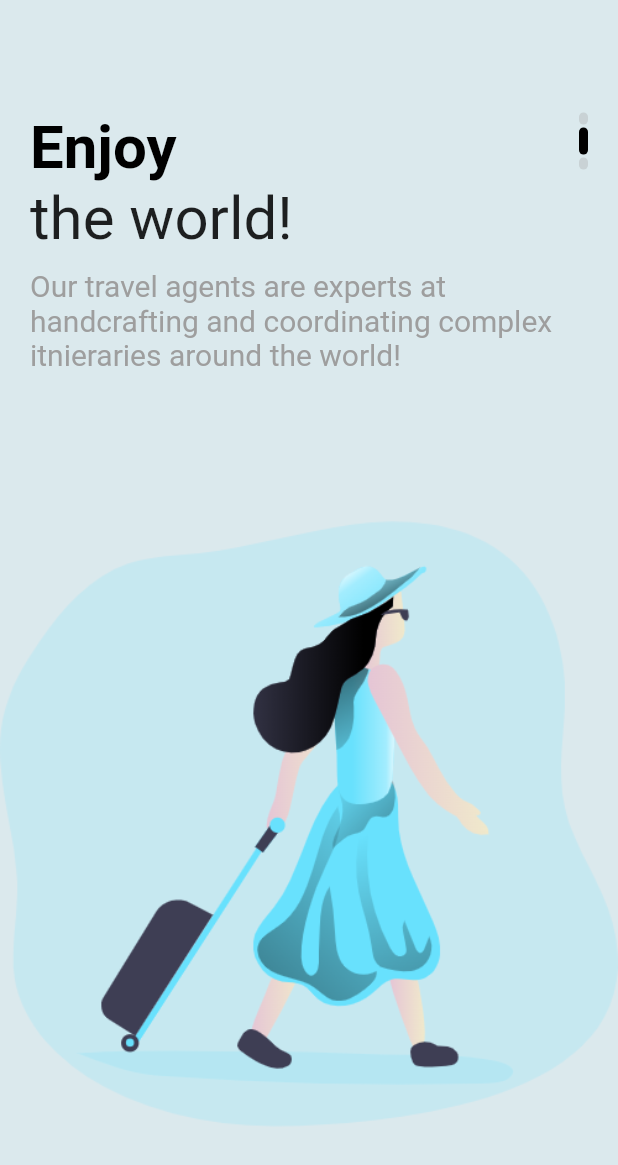
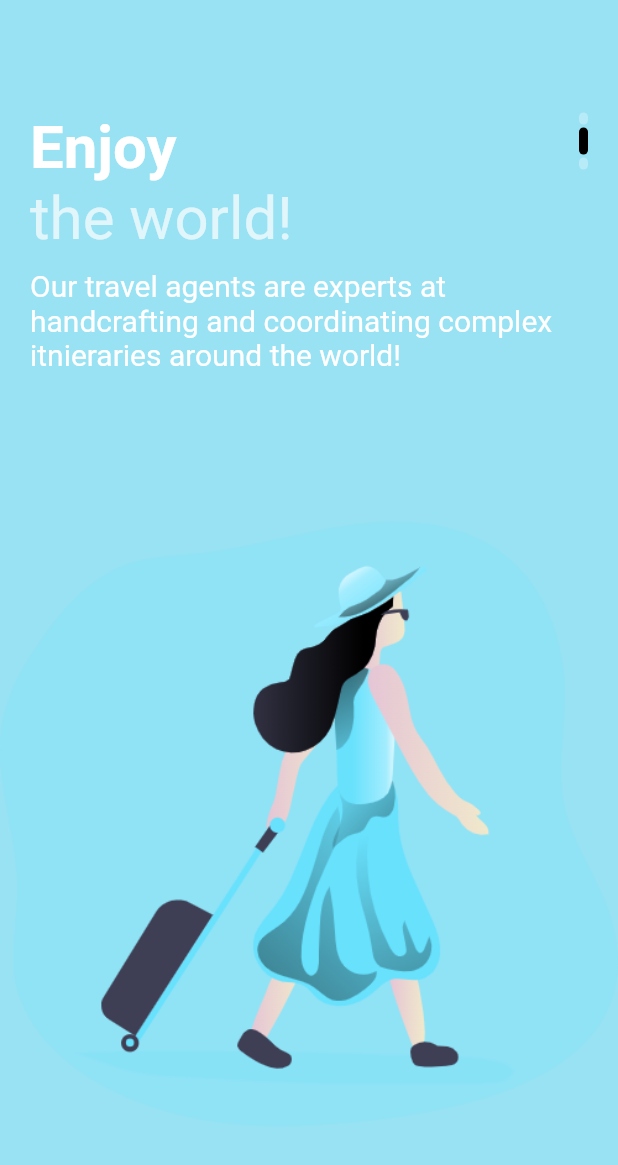
Before and after one commit to hovanduong/demo_travel_app, a Flutter app: the screen it shows after launch, on a phone screen of 412 x 824 dp. Shown: the top 1165 px of the screen. Run offline on Flutter 3.47's test engine with Material 2 defaults, Android fonts, the phone set to English and light mode, and no system bars; our stand-ins replace flutter_svg, google_fonts.

Commit message:
Update onboarding_screen.dart

```diff
--- a/travel_app/lib/src/onboarding/onboarding_screen.dart
+++ b/travel_app/lib/src/onboarding/onboarding_screen.dart
@@ -19,7 +19,7 @@ class _OnboardingScreenState extends State<OnboardingScreen> {
   //   'assets/svg/5.png',
   // ];
   List<OnBoarding> onBoarding = [
-    OnBoarding(image: 'assets/svg/5.png', colors: 'FFFEBE96', radix: 18),
+    OnBoarding(image: 'assets/svg/5.png', colors: 'FF68e1fd', radix: 18),
     OnBoarding(image: 'assets/svg/6.png', colors: 'FFFEBE96', radix: 19),
     OnBoarding(image: 'assets/svg/5.png', colors: 'FFFEBE96', radix: 18),
   ];
@@ -64,8 +64,10 @@ class _OnboardingScreenState extends State<OnboardingScreen> {
           itemCount: onBoarding.length,
           itemBuilder: (_, index) {
             return Container(
-              color: Color(int.parse(onBoarding[index].colors,
-                  radix: onBoarding[index].radix)),
+              color: Color(0xFF98e2f3),
+              // Color(int.parse(
+              //   onBoarding[index].colors,
+              // )),
               child: Column(
                 children: [
                   Expanded(
@@ -81,12 +83,12 @@ class _OnboardingScreenState extends State<OnboardingScreen> {
                             children: const [
                               WidgetText(
                                   text: 'Enjoy',
-                                  color: Colors.black,
+                                  color: Colors.white,
                                   fontWeight: FontWeight.bold,
                                   size: 40),
                               WidgetText(
                                   text: 'the world!',
-                                  color: Colors.black87,
+                                  color: Colors.white70,
                                   fontWeight: FontWeight.normal,
                                   size: 40),
                               SizedBox(height: 10),
@@ -95,7 +97,7 @@ class _OnboardingScreenState extends State<OnboardingScreen> {
                                 child: WidgetText(
                                     text:
                                         'Our travel agents are experts at handcrafting and coordinating complex itnieraries around the world!',
-                                    color: Colors.grey,
+                                    color: Colors.white,
                                     fontWeight: FontWeight.normal,
                                     size: 20),
                               )
@@ -111,7 +113,7 @@ class _OnboardingScreenState extends State<OnboardingScreen> {
                                     borderRadius: BorderRadius.circular(8),
                                     color: index == indexList
                                         ? Colors.black
-                                        : Colors.grey.withOpacity(0.3)),
+                                        : Colors.white.withOpacity(0.3)),
                               );
                             }),
                           )
```
